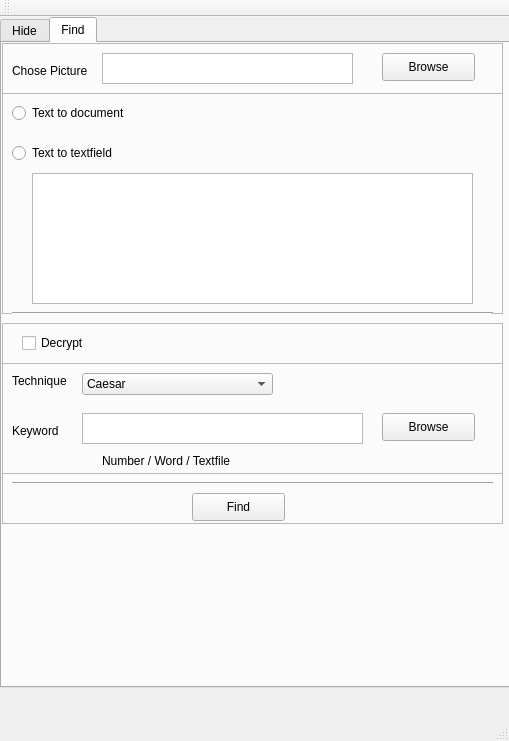
First picture: the form in difftests.ui, repository HAW-AI/Steganography, before the edit.
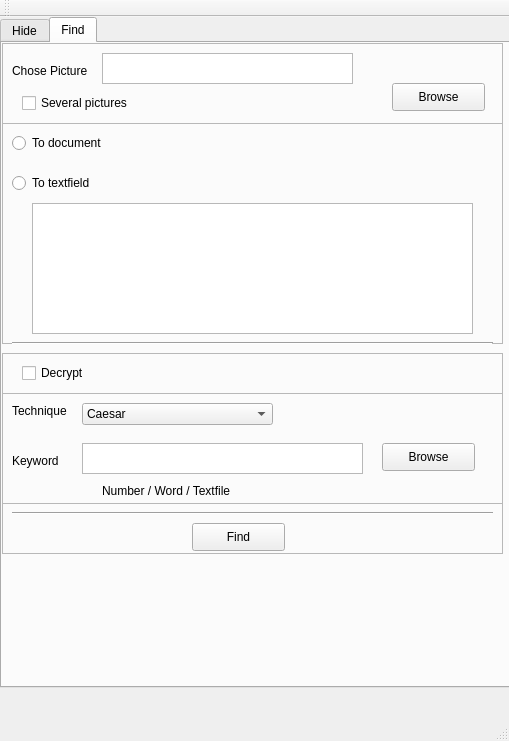
Second picture: the form after the edit. The open tabs and pages were chosen to show the change.

Commit message: enable/disable buttons

```diff
--- a/difftests.ui
+++ b/difftests.ui
@@ -380,7 +380,7 @@
       <property name="geometry">
        <rect>
         <x>0</x>
-        <y>50</y>
+        <y>80</y>
         <width>501</width>
         <height>221</height>
        </rect>
@@ -401,7 +401,7 @@
         </rect>
        </property>
        <property name="text">
-        <string>Text to document</string>
+        <string>To document</string>
        </property>
       </widget>
       <widget class="QRadioButton" name="textToFieldRadio">
@@ -414,7 +414,7 @@
         </rect>
        </property>
        <property name="text">
-        <string>Text to textfield</string>
+        <string>To textfield</string>
        </property>
       </widget>
       <widget class="QTextEdit" name="textEdit_2">
@@ -447,7 +447,7 @@
         <x>0</x>
         <y>0</y>
         <width>501</width>
-        <height>51</height>
+        <height>81</height>
        </rect>
       </property>
       <property name="frameShape">
@@ -487,8 +487,8 @@
       <widget class="QPushButton" name="picBrowseButton_2">
        <property name="geometry">
         <rect>
-         <x>380</x>
-         <y>10</y>
+         <x>390</x>
+         <y>40</y>
          <width>93</width>
          <height>28</height>
         </rect>
@@ -497,6 +497,19 @@
         <string>Browse</string>
        </property>
       </widget>
+      <widget class="QCheckBox" name="SeveralPicsCheckBox">
+       <property name="geometry">
+        <rect>
+         <x>20</x>
+         <y>50</y>
+         <width>121</width>
+         <height>20</height>
+        </rect>
+       </property>
+       <property name="text">
+        <string>Several pictures</string>
+       </property>
+      </widget>
      </widget>
      <widget class="QFrame" name="decryptCheckFrame">
       <property name="enabled">
@@ -505,7 +518,7 @@
       <property name="geometry">
        <rect>
         <x>0</x>
-        <y>280</y>
+        <y>310</y>
         <width>501</width>
         <height>41</height>
        </rect>
@@ -537,7 +550,7 @@
       <property name="geometry">
        <rect>
         <x>0</x>
-        <y>430</y>
+        <y>460</y>
         <width>501</width>
         <height>51</height>
        </rect>
@@ -579,7 +592,7 @@
       <property name="geometry">
        <rect>
         <x>0</x>
-        <y>320</y>
+        <y>350</y>
         <width>501</width>
         <height>111</height>
        </rect>
```
Left out of the diff: 6 changed lines with no effect on the pictures. The commit also changes 2 other files.
